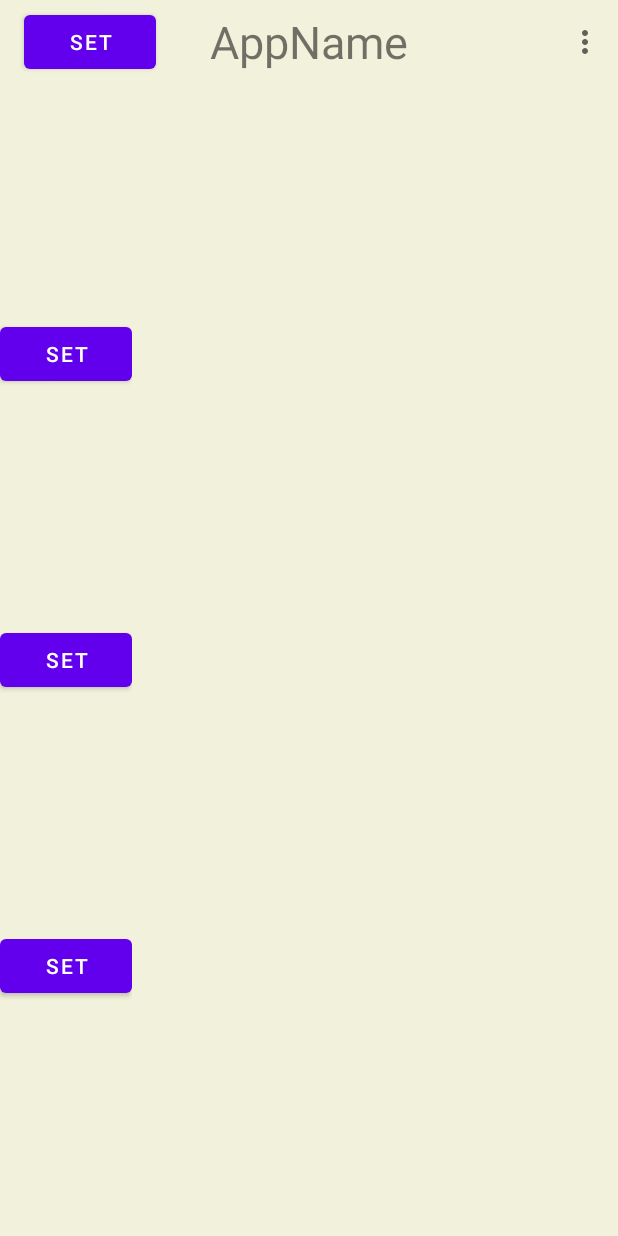
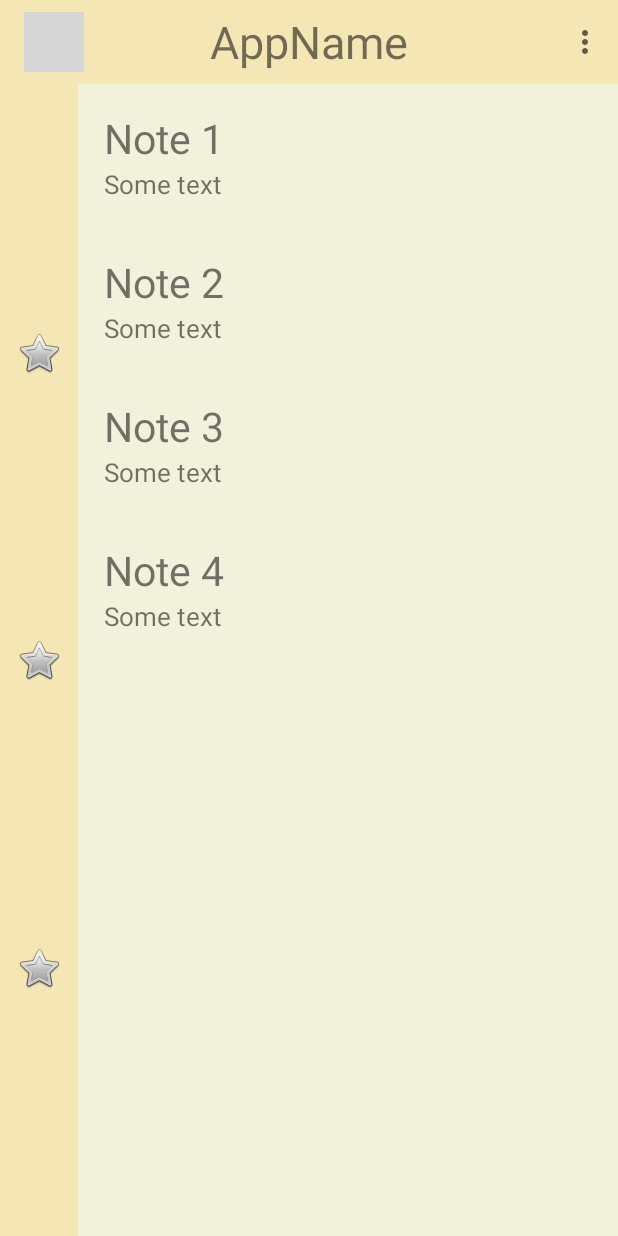
Before and after one commit to GITUG01/notesreferences, an Android app: the screen it shows after launch (MainActivity), on a phone screen of 412 x 824 dp. Run offline under Robolectric (Android 15) with nearby library versions, the phone set to English and light mode, and no system bars; grey boxes are pictures that could not be loaded.

Commit message:
realise notes add

```diff
--- a/app/src/main/java/com/example/notesreferences/MainActivity.java
+++ b/app/src/main/java/com/example/notesreferences/MainActivity.java
@@ -3,21 +3,45 @@ package com.example.notesreferences;
 import androidx.annotation.NonNull;
 import androidx.appcompat.app.AppCompatActivity;
 import androidx.appcompat.widget.Toolbar;
+import androidx.recyclerview.widget.LinearLayoutManager;
+import androidx.recyclerview.widget.RecyclerView;
 
 import android.os.Bundle;
 import android.view.Menu;
 import android.view.MenuItem;
+import android.widget.LinearLayout;
+import android.widget.Toast;
+
+import com.example.notesreferences.domain.NoteEntity;
+import com.example.notesreferences.domain.NoteRepo;
+import com.example.notesreferences.impl.NoteRepoImpl;
+import com.example.notesreferences.ui.NotesAdapter;
 
 public class MainActivity extends AppCompatActivity {
     private Toolbar toolbar;
+    RecyclerView recyclerView;
+
+    NoteRepo noteRepo = new NoteRepoImpl();
+    private NotesAdapter adapter = new NotesAdapter();
 
     @Override
     protected void onCreate(Bundle savedInstanceState) {
         super.onCreate(savedInstanceState);
         setContentView(R.layout.activity_main);
 
+        recyclerView = findViewById(R.id.recycler);
+        recyclerView.setLayoutManager(new LinearLayoutManager(this));
+        recyclerView.setAdapter(adapter);
+        adapter.setData(noteRepo.notes());
+
         toolbar = findViewById(R.id.my_toolbar);
         setSupportActionBar(toolbar);
+
+        noteRepo.addNote(new NoteEntity("Note 1", "Some text"));
+        noteRepo.addNote(new NoteEntity("Note 2", "Some text"));
+        noteRepo.addNote(new NoteEntity("Note 3", "Some text"));
+        noteRepo.addNote(new NoteEntity("Note 4", "Some text"));
+
     }
 
     @Override
@@ -28,6 +52,16 @@ public class MainActivity extends AppCompatActivity {
 
     @Override
     public boolean onOptionsItemSelected(@NonNull MenuItem item) {
+
+        switch (item.getItemId()){
+            case R.id.add_note:
+                Toast.makeText(this, "Add some note", Toast.LENGTH_SHORT).show();
+                break;
+            case R.id.del_menu:
+                Toast.makeText(this, "Remove some menu", Toast.LENGTH_SHORT).show();
+                break;
+        }
+
         return super.onOptionsItemSelected(item);
     }
 }
--- /dev/null
+++ b/app/src/main/java/com/example/notesreferences/domain/NoteEntity.java
@@ -0,0 +1,41 @@
+package com.example.notesreferences.domain;
+
+import androidx.annotation.Nullable;
+
+public class NoteEntity {
+    @Nullable
+    private Integer id;
+    private String title;
+    private String detale;
+
+
+    public NoteEntity(String title, String detale) {
+        this.title = title;
+        this.detale = detale;
+    }
+    @Nullable
+    public int getId() {
+        return id;
+    }
+
+
+    public String getTitle() {
+        return title;
+    }
+
+    public void setTitle(String title) {
+        this.title = title;
+    }
+
+    public String getDetale() {
+        return detale;
+    }
+
+    public void setDetale(String detale) {
+        this.detale = detale;
+    }
+
+    public void setId(@Nullable Integer id) {
+        this.id = id;
+    }
+}
--- /dev/null
+++ b/app/src/main/java/com/example/notesreferences/domain/NoteRepo.java
@@ -0,0 +1,10 @@
+package com.example.notesreferences.domain;
+
+import java.util.List;
+
+public interface NoteRepo {
+    List<NoteEntity> notes();
+    Integer addNote(NoteEntity note);
+    boolean removeNote(int id);
+    boolean editNote(int id, NoteEntity note);
+}
--- /dev/null
+++ b/app/src/main/java/com/example/notesreferences/impl/NoteRepoImpl.java
@@ -0,0 +1,45 @@
+package com.example.notesreferences.impl;
+
+import com.example.notesreferences.domain.NoteEntity;
+import com.example.notesreferences.domain.NoteRepo;
+
+import java.util.ArrayList;
+import java.util.List;
+
+public class NoteRepoImpl implements NoteRepo {
+
+    private ArrayList<NoteEntity> cashe = new ArrayList<>();
+    private int counter = 0;
+
+    @Override
+    public List<NoteEntity> notes() {
+        return cashe;
+    }
+
+    @Override
+    public Integer addNote(NoteEntity note) {
+        int newId = ++counter;
+        note.setId(counter);
+        cashe.add(note);
+        return newId;
+    }
+
+    @Override
+    public boolean removeNote(int id) {
+        for (int i = 0; i < cashe.size(); i++) {
+            if (cashe.get(i).getId() == id){
+                cashe.remove(i);
+                return true;
+            }
+        }
+        return false;
+    }
+
+    @Override
+    public boolean editNote(int id, NoteEntity note) {
+        removeNote(id);
+        note.setId(id);
+        cashe.add(note);
+        return true;
+    }
+}
--- /dev/null
+++ b/app/src/main/java/com/example/notesreferences/ui/NotesAdapter.java
@@ -0,0 +1,46 @@
+package com.example.notesreferences.ui;
+
+import android.content.ClipData;
+import android.view.LayoutInflater;
+import android.view.View;
+import android.view.ViewGroup;
+
+import androidx.annotation.NonNull;
+import androidx.recyclerview.widget.RecyclerView;
+
+import com.example.notesreferences.R;
+import com.example.notesreferences.domain.NoteEntity;
+
+import java.util.List;
+
+public class NotesAdapter extends RecyclerView.Adapter<NotesViewHolder> {
+    private List<NoteEntity> data;
+
+    public void setData(List<NoteEntity> data){
+        this.data = data;
+        notifyDataSetChanged();
+    }
+
+    @NonNull
+    @Override
+    public NotesViewHolder onCreateViewHolder(@NonNull ViewGroup parent, int viewType) {
+        View view = LayoutInflater.from(parent.getContext()).inflate(R.layout.note, parent, false);
+        return new NotesViewHolder(view);
+    }
+
+    @Override
+    public void onBindViewHolder(@NonNull NotesViewHolder holder, int position) {
+        NoteEntity note = getItem(position);
+        holder.titleTextView.setText(note.getTitle());
+        holder.detailTextView.setText(note.getDetale());
+    }
+
+    private NoteEntity getItem(int position){
+        return data.get(position);
+    }
+
+    @Override
+    public int getItemCount() {
+        return data.size();
+    }
+}
--- /dev/null
+++ b/app/src/main/java/com/example/notesreferences/ui/NotesViewHolder.java
@@ -0,0 +1,19 @@
+package com.example.notesreferences.ui;
+
+import android.view.View;
+import android.widget.TextView;
+
+import androidx.annotation.NonNull;
+import androidx.recyclerview.widget.RecyclerView;
+
+import com.example.notesreferences.R;
+
+public class NotesViewHolder extends RecyclerView.ViewHolder {
+    public NotesViewHolder(@NonNull View itemView) {
+        super(itemView);
+    }
+
+    public TextView titleTextView = itemView.findViewById(R.id.title_text);
+    public TextView detailTextView = itemView.findViewById(R.id.detail_text);
+
+}
--- a/app/src/main/res/layout/activity_main.xml
+++ b/app/src/main/res/layout/activity_main.xml
@@ -8,15 +8,21 @@
     android:orientation="vertical"
     tools:context=".MainActivity">
 
+
+
     <androidx.appcompat.widget.Toolbar
         android:id="@+id/my_toolbar"
         android:layout_width="match_parent"
+        android:background="@color/background_menu"
+
         android:layout_height="wrap_content">
 
-        <Button
-            android:layout_width="wrap_content"
-            android:layout_height="wrap_content"
-            android:text="@string/settings" />
+        <ImageButton
+            android:layout_width="40dp"
+            android:layout_height="40dp"
+            app:srcCompat="@drawable/cogwheel_83806"
+            android:scaleType="fitCenter"
+            android:background="@color/background_menu"/>
 
         <TextView
             android:layout_width="wrap_content"
@@ -27,41 +33,65 @@
 
     </androidx.appcompat.widget.Toolbar>
 
+
+
+<!--    <LinearLayout-->
+<!--        android:layout_width="wrap_content"-->
+<!--        android:layout_height="match_parent"-->
+<!--        android:orientation="vertical">-->
+
+
+
+
+<!--    </LinearLayout>-->
+
     <LinearLayout
-        android:layout_width="wrap_content"
+        android:layout_width="match_parent"
         android:layout_height="match_parent"
-        android:orientation="vertical">
+        android:orientation="horizontal">
+
 
         <androidx.constraintlayout.widget.ConstraintLayout
             android:layout_width="wrap_content"
+            android:background="@color/background_menu"
             android:layout_height="match_parent">
 
-            <Button
+            <ImageButton
                 android:id="@+id/button3"
                 android:layout_width="wrap_content"
                 android:layout_height="wrap_content"
-                android:text="@string/settings"
+                android:background="@color/background_menu"
+                android:src="@android:drawable/btn_star"
+                android:padding="10dp"
                 app:layout_constraintBottom_toTopOf="@+id/button2"
+                app:layout_constraintEnd_toEndOf="parent"
+                app:layout_constraintStart_toStartOf="parent"
                 app:layout_constraintTop_toTopOf="parent"
                 tools:ignore="MissingConstraints" />
 
 
-            <Button
+            <ImageButton
                 android:id="@+id/button2"
                 android:layout_width="wrap_content"
                 android:layout_height="wrap_content"
                 android:layout_gravity="center"
+                android:background="@color/background_menu"
+                android:src="@android:drawable/btn_star"
                 android:text="@string/settings"
+                android:padding="10dp"
                 app:layout_constraintBottom_toBottomOf="parent"
                 app:layout_constraintEnd_toEndOf="parent"
                 app:layout_constraintStart_toStartOf="parent"
                 app:layout_constraintTop_toTopOf="parent" />
 
-            <Button
+            <ImageButton
                 android:id="@+id/button"
                 android:layout_width="wrap_content"
                 android:layout_height="wrap_content"
                 android:text="@string/settings"
+                android:padding="10dp"
+                android:background="@color/background_menu"
+                android:src="@android:drawable/btn_star"
                 app:layout_constraintBottom_toBottomOf="parent"
                 app:layout_constraintTop_toBottomOf="@+id/button2"
                 tools:ignore="MissingConstraints" />
@@ -69,6 +99,13 @@
         </androidx.constraintlayout.widget.ConstraintLayout>
 
 
+        <androidx.recyclerview.widget.RecyclerView
+            android:id="@+id/recycler"
+            android:layout_width="match_parent"
+            android:layout_height="match_parent" />
+
     </LinearLayout>
 
+
+
 </LinearLayout>
--- /dev/null
+++ b/app/src/main/res/layout/note.xml
@@ -0,0 +1,23 @@
+<?xml version="1.0" encoding="utf-8"?>
+<LinearLayout xmlns:android="http://schemas.android.com/apk/res/android"
+    android:layout_width="match_parent"
+    android:layout_height="wrap_content"
+    android:orientation="vertical"
+    android:padding="17dp">
+
+    <TextView
+        android:id="@+id/title_text"
+        android:layout_width="match_parent"
+        android:layout_height="wrap_content"
+        android:maxLines="1"
+        android:textSize="27sp" />
+
+    <TextView
+        android:id="@+id/detail_text"
+        android:layout_width="wrap_content"
+        android:layout_height="match_parent"
+        android:ellipsize="end"
+        android:maxLines="10"
+        android:textSize="17sp" />
+
+</LinearLayout>
--- a/app/src/main/res/values/colors.xml
+++ b/app/src/main/res/values/colors.xml
@@ -8,4 +8,5 @@
     <color name="black">#FF000000</color>
     <color name="white">#FFFFFFFF</color>
     <color name="background">#f2f2dc</color>
+    <color name="background_menu">#f5e7b5</color>
 </resources>
--- a/gradle.properties
+++ b/gradle.properties
@@ -17,3 +17,6 @@ org.gradle.jvmargs=-Xmx2048m -Dfile.encoding=UTF-8
 android.useAndroidX=true
 # Automatically convert third-party libraries to use AndroidX
 android.enableJetifier=true
+defaultConfig {
+vectorDrawables.useSupportLibrary = true
+}
```
